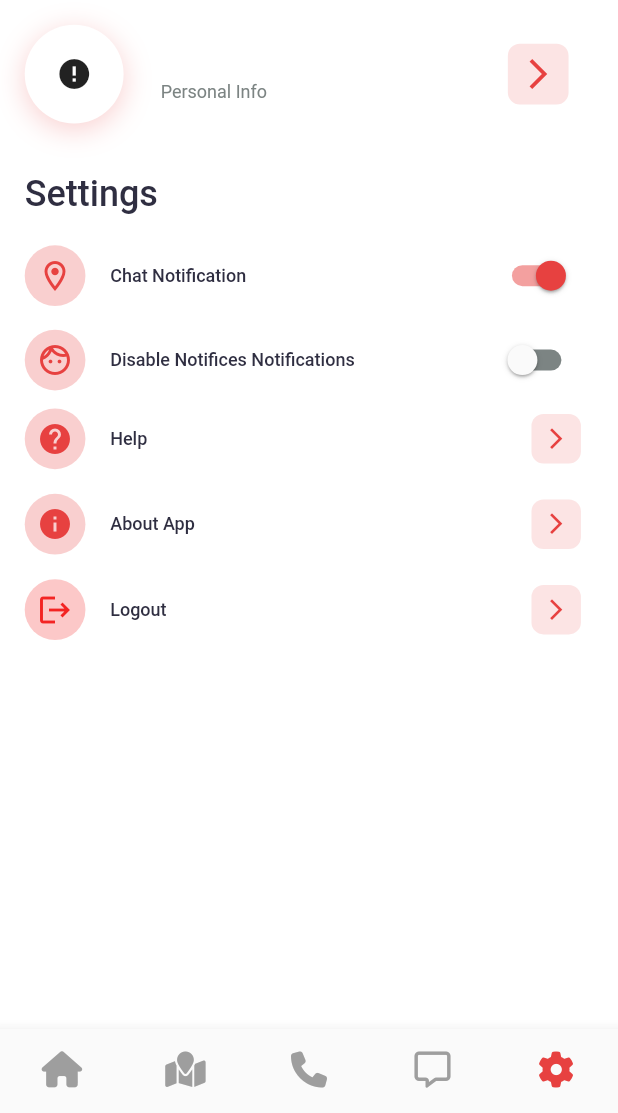
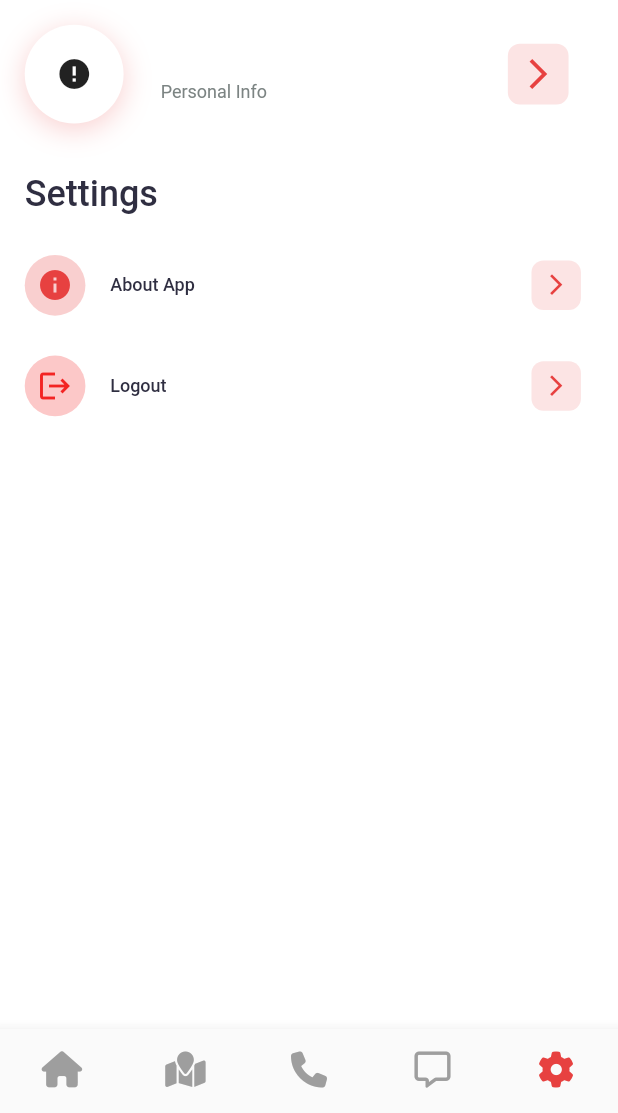
Before and after one commit to saadkhaan11/ice_helphand_app-main, a Flutter app: the screen it shows once a user with an empty profile is signed in, item 5 of the bottom bar chosen, after a tap on "Personal Info", on a phone screen of 412 x 824 dp, the part 123-1236 px from its top. Run offline on Flutter 3.47's test engine with Material 2 defaults, Android fonts, the phone set to English and light mode, and no system bars; drawn by our look-alikes of cached_network_image, overlay_support; our stand-ins replace awesome_snackbar_content, cloud_firestore, contacts_service, firebase_auth, firebase_core, firebase_messaging and 12 more; missing offline and left inert: app_settings, firebase_in_app_messaging, flutter_polyline_points, shake, twilio_flutter; accounts and stored records are empty; network calls fail; project files that could hold a hidden picture were left out.

Commit message:
Twilo Reset
App retouched

```diff
--- a/lib/color_pallet.dart
+++ b/lib/color_pallet.dart
@@ -36,7 +36,7 @@ Color shadeColor(Color color, double factor) => Color.fromRGBO(
 
 class Palette {
   static const Color cuiOffWhite = Color(0xFFF0F0F0);
-  static const Color cuiPurple = Color(0xffE74140);
+  static const Color appredColor = Color(0xffE74140);
   static const Color cuiBlue = Color(0xFF115ea6);
   static const Color frenchBlue = Color(0xffE74140);
   static const Color aeroBlue = Color(0xFF8BBCE5);
--- a/lib/routes.dart
+++ b/lib/routes.dart
@@ -10,6 +10,8 @@ import 'package:ice_helphand/screens/profile/edit_profile_screen.dart';
 import 'package:ice_helphand/screens/profile/settings_page.dart';
 import 'package:ice_helphand/screens/verifyemail/verifyemail_screen.dart';
 import 'package:ice_helphand/screens/wrapper.dart';
+
+import 'screens/about/about_screen.dart';
 
 // We use name route
 // All our routes will be available here
@@ -25,6 +27,7 @@ final Map<String, WidgetBuilder> routes = {
   SettingsPage.routeName: ((context) => const SettingsPage()),
   EditProfilePage.routeName: ((context) => const EditProfilePage()),
   ForgetPasswordScreen.routeName:(context) => const ForgetPasswordScreen(),
+  AboutScreen.routeName:(context)=>const AboutScreen(),
 
   // EditContactScreen.routeName: (context) => EditContactScreen(),
 };
--- a/lib/screens/bottombar_screen.dart
+++ b/lib/screens/bottombar_screen.dart
@@ -52,6 +52,7 @@ class _BottomBarScreenState extends State<BottomBarScreen> {
   String? helperName;
   String? helperImage;
   String? helperUid;
+  Position? currentPosition;
 
 
 
@@ -179,12 +180,13 @@ void setUserName() {
   }
 
   void locationData() async {
+    // Position? currentPosition = MyStaticVariables.getCurrentPosition();
     print('locartiondata');
     firebaseFirestore.collection("usersLocation").get().then((snapshot) {
       if (snapshot.docs.isNotEmpty) {
         for (int i = 0; i < snapshot.docs.length; i++) {
           double distance = distanceBetween(
-        LatLng(MyStaticVariables.getCurrentPosition()!.latitude, MyStaticVariables.getCurrentPosition()!.latitude),
+        LatLng(MyStaticVariables.getCurrentPosition()!.latitude, MyStaticVariables.getCurrentPosition()!.longitude),
         LatLng(snapshot.docs[i].data()['location'].latitude, snapshot.docs[i].data()['location'].longitude));
           totalUsersList.add(UserInRange(uid: snapshot.docs[i].id,distance: distance));
           totalUsersList.forEach((element) {
@@ -259,6 +261,12 @@ void setUserName() {
   //   }
   //   // distanceBetween(latitude: 10, longitude: 20);
   //   // GeoPoint location = GeoPoint(latitude, longitude);
+  // }
+  // void getUrl(){
+  //   // currentPosition =  MyStaticVariables.getCurrentPosition();
+  //  String url = 'https://www.google.com/maps/search/?api=1&query=${33.7376117,},${72.7980267}';
+
+  //  print(url);
   // }
 
   double distanceBetween(LatLng point1, LatLng point2) {
@@ -800,7 +808,7 @@ void listenToNeedHelpStream() {
                                   })));
                                   });
 
-                            }, child: Text('Help Him',style: TextStyle(color: Colors.green))),
+                            }, child: Text('Okay',style: TextStyle(color: Colors.green))),
                             // Container(
                             //    height:getProportionateScreenHeight(40),
                             //   color: Color.fromRGBO(80, 119, 118, 1),
@@ -1141,12 +1149,16 @@ void listenToNeedHelpStream() {
   @override
   void initState() {
     // getCurrentUserData();
+
     listenToNeedHelpStream();
     setPermission().then((value){
       _getCurrentPosition()
       .then((value) {
       locationData();
       setUserName();
+      // currentPosition =  MyStaticVariables.getCurrentPosition();
+      // getUrl();
+
 
     },);
     });
--- a/lib/screens/home/home_screen.dart
+++ b/lib/screens/home/home_screen.dart
@@ -128,10 +128,10 @@ class _HomeScreenState extends State<HomeScreen> {
     );
     twilioFlutter = TwilioFlutter(
         accountSid:
-            'AC8f26982050b5cbfb2de055378c190dda', // replace *** with Account SID
+            'AC909353b4c667a622d0515ae7909e8282', // replace *** with Account SID
         authToken:
-            '944b9d8ba60ef499856a612cc2a00a98', // replace xxx with Auth Token
-        twilioNumber: '+16206469607' // replace .... with Twilio Number
+            '2a1aa1fe8957e44f640d51a6c300afc4', // replace xxx with Auth Token
+        twilioNumber: '+13612829068' // replace .... with Twilio Number
         );
     Provider.of<ContactsProvider>(context, listen: false).fetchContacts();
 
@@ -205,15 +205,18 @@ class _HomeScreenState extends State<HomeScreen> {
   // List<String> clsit = ['+923115838578', '+923468544378', '+923468544378'];
 
   void sendSmsToAll() {
-    twilioFlutter!.sendSMS(toNumber: "+923115838578", messageBody: 'Hi');
+    // Position? pos = MyStaticVariables.getCurrentPosition();
+    // twilioFlutter!.sendSMS(toNumber: "+923115838578", messageBody: 'Help Me. I am at ${MyStaticVariables.getCurrentPosition()}');
+
     print('sms call');
     for (var element in contactsList!) {
       print("sms smnd${element.phNo!.first.value}");
       print(element.phNo!.first.value.toString());
-      // twilioFlutter!.sendSMS(
-      //     toNumber: element.phNo!.first.value.toString(), messageBody: 'Hi');
+      twilioFlutter!.sendSMS(
+          toNumber: element.phNo!.first.value.toString(), messageBody: 'Help Me. I am at ${MyStaticVariables.getCurrentPosition()}');
     }
   }
+
  void sendInAppNotification(){
   usersCollection.doc(user!.uid).get().then((value) {
     fName = value.get('firstName');
@@ -277,8 +280,9 @@ class _HomeScreenState extends State<HomeScreen> {
                 onTap: () {
                   print('call');
                   sendInAppNotification();
-                  // sendSmsToAll();
-                  // notifyInRange();
+                  // MyStaticVariables.getCurrentPosition();
+                  sendSmsToAll();
+                  notifyInRange();
                   // FirebaseInAppMessaging.instance.triggerEvent("");
 
             // FirebaseMessaging.instance.sendMessage();
@@ -310,7 +314,7 @@ class _HomeScreenState extends State<HomeScreen> {
             SingleChildScrollView(
               scrollDirection: Axis.horizontal,
               child: SizedBox(
-                height: getProportionateScreenHeight(110),
+                height: getProportionateScreenHeight(130),
                 width: getProportionateScreenWidth(400),
                 child: ListView.builder(
                     scrollDirection: Axis.horizontal,
--- a/lib/screens/profile/edit_profile_screen.dart
+++ b/lib/screens/profile/edit_profile_screen.dart
@@ -505,14 +505,14 @@ class _EditProfilePageState extends State<EditProfilePage> {
                     BoxShadow(
                       offset: const Offset(0.0, 2.0),
                       blurRadius: 16.0,
-                      color: Palette.cuiPurple.withOpacity(0.15),
+                      color: Palette.appredColor.withOpacity(0.15),
                     )
                   ],
                 ),
                 child: const Text(
                   "Upload Picture",
                   textAlign: TextAlign.center,
-                  style: TextStyle(color: Palette.cuiPurple),
+                  style: TextStyle(color: Palette.appredColor),
                 ),
               ),
             ),
--- a/lib/screens/profile/settings_page.dart
+++ b/lib/screens/profile/settings_page.dart
@@ -2,9 +2,11 @@ import 'package:cached_network_image/cached_network_image.dart';
 import 'package:cloud_firestore/cloud_firestore.dart';
 import 'package:firebase_auth/firebase_auth.dart';
 import 'package:flutter/material.dart';
+import 'package:ice_helphand/screens/about/about_screen.dart';
 import 'package:ice_helphand/screens/profile/edit_profile_screen.dart';
 import '../../color_pallet.dart';
 import '../../provider/auth_provider.dart';
+import '../../size_config.dart';
 
 class SettingsPage extends StatefulWidget {
   static const routeName = "/settingsPage";
@@ -141,48 +143,57 @@ class _SettingsPageState extends State<SettingsPage> {
                           //         .pushNamed(paymentDetailsRoute);
                           //   },
                           // ),
-                          createSettingTile(
-                            mediaQuery: mediaQuery,
-                            color: Palette.location,
-                            tileText: "Chat Notification",
-                            icon: Icons.location_on_outlined,
-                            switchValue: true,
-                            //  state.settings.chatNotifications,
-                            switchOnChaged: (value) {
-                              setState(() {
-                                // BlocProvider.of<SettingsBloc>(context)
-                                //     .add(const ChangeNotificationsEvent());
-                              });
-                            },
-                          ),
-                          createSettingTile(
-                            mediaQuery: mediaQuery,
-                            color: Palette.faceid,
-                            tileText: "Disable Notifices Notifications",
-                            icon: Icons.face_unlock_outlined,
-                            switchValue: false,
-                            switchOnChaged: (value) {
-                              // setState(() {
-                              //   BlocProvider.of<SettingsBloc>(context)
-                              //       .add(const ChangeFaceIDEvent());
-                              // });
-                            },
-                          ),
-                          createInformationTile(
-                            mediaQuery: mediaQuery,
-                            color: Palette.help,
-                            tileText: "Help",
-                            icon: Icons.help,
-                            onTap: () {
-                              // RouteGenerator.navigatorKey.currentState!
-                              //     .pushNamed(helpPageRoute);
-                            },
+                          // createSettingTile(
+                          //   mediaQuery: mediaQuery,
+                          //   color: Palette.location,
+                          //   tileText: "Chat Notification",
+                          //   icon: Icons.location_on_outlined,
+                          //   switchValue: true,
+                          //   //  state.settings.chatNotifications,
+                          //   switchOnChaged: (value) {
+                          //     setState(() {
+                          //       // BlocProvider.of<SettingsBloc>(context)
+                          //       //     .add(const ChangeNotificationsEvent());
+                          //     });
+                          //   },
+                          // ),
+                          // createSettingTile(
+                          //   mediaQuery: mediaQuery,
+                          //   color: Palette.faceid,
+                          //   tileText: "Disable Notifices Notifications",
+                          //   icon: Icons.face_unlock_outlined,
+                          //   switchValue: false,
+                          //   switchOnChaged: (value) {
+                          //     // setState(() {
+                          //     //   BlocProvider.of<SettingsBloc>(context)
+                          //     //       .add(const ChangeFaceIDEvent());
+                          //     // });
+                          //   },
+                          // ),
+                          // createInformationTile(
+                          //   mediaQuery: mediaQuery,
+                          //   color: Palette.help,
+                          //   tileText: "Help",
+                          //   icon: Icons.help,
+                          //   onTap: () {
+                          //     // RouteGenerator.navigatorKey.currentState!
+                          //     //     .pushNamed(helpPageRoute);
+                          //   },
+                          // ),
+                          SizedBox(
+                            height: getProportionateScreenHeight(10),
                           ),
                           createInformationTile(
                             mediaQuery: mediaQuery,
                             color: Palette.blueInformation,
                             tileText: "About App",
                             icon: Icons.info,
+                            onTap: () {
+                              Navigator.pushNamed(context, AboutScreen.routeName);
+                            },
+                          ),
+                          SizedBox(
+                            height: getProportionateScreenHeight(10),
                           ),
                           createInformationTile(
                             mediaQuery: mediaQuery,
--- a/lib/static_variables.dart
+++ b/lib/static_variables.dart
@@ -2,11 +2,12 @@ import 'package:geolocator/geolocator.dart';
 
 class MyStaticVariables {
 
-      static Position? position;
+  static Position? position;
   static Position? _currentPosition;
   static bool? _hasPermission;
 
   static Position? getCurrentPosition() {
+    print('currentPosition yay ha${_currentPosition}');
     return _currentPosition;
   }
 
```
Also changed, not shown: lib/custom_widget.dart (+4 -4 lines), lib/screens/about/about_screen.dart (added, +65 -0 lines), pubspec.yaml (+22 -0 lines), assets/icons/Logo.png (added), pubspec.lock, 27 other files.
